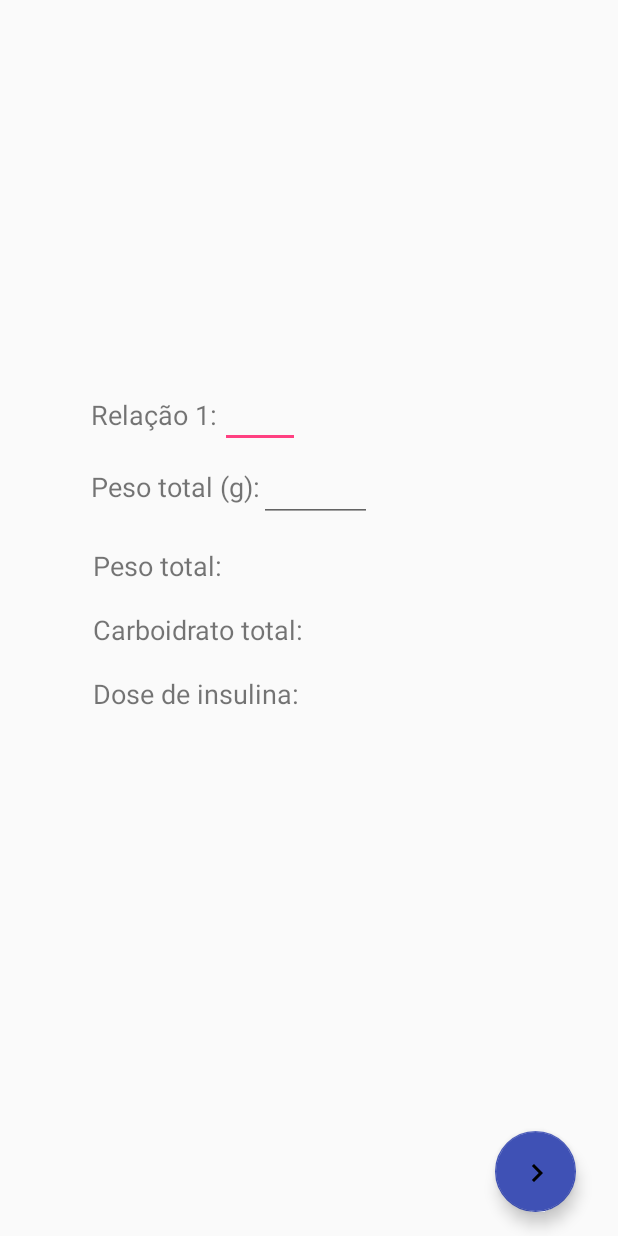
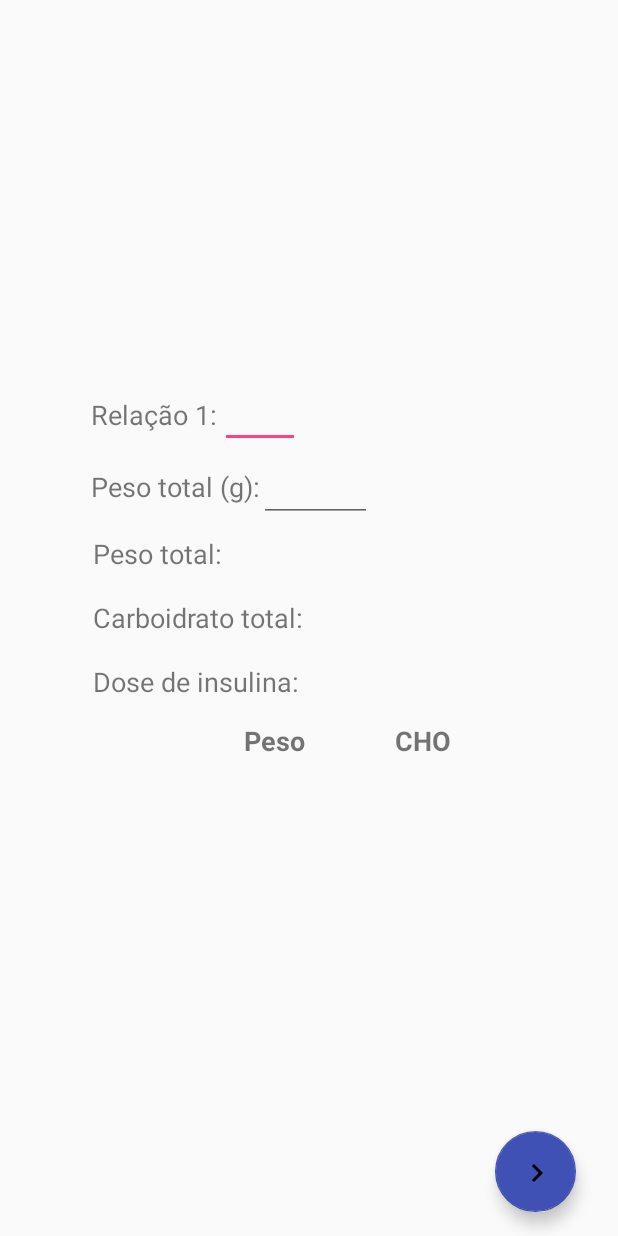
Before and after one commit to Bunoviske/diabetesLearningAndroid, an Android app: the DisplayDataActivity screen opened directly, with no data from a screen before it, on a phone screen of 412 x 824 dp. Run offline under Robolectric (Android 15) with nearby library versions, the light colour scheme and no system bars; 1 statement that could not run was skipped.

Commit message:
Ajustes no layout e atualizacao de listView mostrando o peso e CHO dos alimentos

```diff
--- a/app/src/main/AndroidManifest.xml
+++ b/app/src/main/AndroidManifest.xml
@@ -23,6 +23,7 @@
             android:name=".Activities.DisplayDataActivity"
             android:parentActivityName=".Activities.ImageActivity"
             android:allowBackup="true"
+            android:windowSoftInputMode="adjustPan"
             android:icon="@mipmap/ic_launcher"
             android:label="@string/app_name"
             android:theme="@style/AppTheme.NoActionBar">
--- a/app/src/main/java/com/example/bruno/diabeteslearning/Activities/DisplayDataActivity.java
+++ b/app/src/main/java/com/example/bruno/diabeteslearning/Activities/DisplayDataActivity.java
@@ -1,7 +1,7 @@
 package com.example.bruno.diabeteslearning.Activities;
 
-import android.app.ActionBar;
 import android.app.Activity;
+import android.graphics.Typeface;
 import android.os.Bundle;
 import android.support.design.widget.FloatingActionButton;
 import android.support.v7.widget.LinearLayoutManager;
@@ -10,16 +10,11 @@ import android.view.KeyEvent;
 import android.view.View;
 import android.view.inputmethod.EditorInfo;
 import android.widget.EditText;
-import android.widget.ImageButton;
 import android.widget.TextView;
 
 import com.example.bruno.diabeteslearning.Adapters.DataDisplayAdapter;
-import com.example.bruno.diabeteslearning.Adapters.FoodsListViewAdapter;
 import com.example.bruno.diabeteslearning.Carbohydrate.CarboDetector;
-import com.example.bruno.diabeteslearning.Carbohydrate.FoodRegion;
 import com.example.bruno.diabeteslearning.R;
-
-import java.util.ArrayList;
 
 public class DisplayDataActivity extends Activity {
 
@@ -38,11 +33,12 @@ public class DisplayDataActivity extends Activity {
                 getIntent().getIntegerArrayListExtra("selectedFoodsArea"));
 
         configListView();
-        setButton();
+        configButton();
         displayEmptyData();
 
         EditText weightEditText = findViewById(R.id.totalWeight);
         EditText carboRelEditText = findViewById(R.id.carboRelation);
+
 
         carboRelEditText.setOnEditorActionListener(new TextView.OnEditorActionListener() {
             @Override
@@ -81,9 +77,9 @@ public class DisplayDataActivity extends Activity {
     private void displayData() {
         TextView textView = findViewById(R.id.dataDisplayTextView);
 
-        String text = "Peso total: " + Math.round(carboDetector.getTotalFoodWeight()) + "\n\n";
+        String text = "Peso total: " + Math.round(carboDetector.getTotalFoodWeight()) + "g\n\n";
 
-        text += "Carboidrato total: " + Math.round(carboDetector.getTotalCarbo()) + "\n\n";
+        text += "Carboidrato total: " + Math.round(carboDetector.getTotalCarbo()) + "g\n\n";
         if (carboDetector.getInsulinCarboRelation() > 0) {
             text += "Dose de insulina: " + Math.round(carboDetector.getInsulinDose()) + "u\n\n";
         } else {
@@ -92,15 +88,14 @@ public class DisplayDataActivity extends Activity {
 
         mAdapter.notifyDataSetChanged(); //lista foi atualizada
 
-//        for (FoodRegion food: foods ) {
-//            text += food.foodName +" Peso: " + food.weight + "g Carboidrato: " + food.carbo +"g\n\n";
-//        }
-
 
         textView.setText(text);
     }
 
     private void displayEmptyData() {
+
+        setTableDescriptors();
+
         TextView textView = findViewById(R.id.dataDisplayTextView);
 
         String text = "Peso total: " + "\n\n";
@@ -111,7 +106,25 @@ public class DisplayDataActivity extends Activity {
 
     }
 
-    private void setButton() {
+    private void setTableDescriptors(){
+        View table = findViewById(R.id.tableDescriptors);
+        String text = "Alimento";
+        TextView descriptor = table.findViewById(R.id.foodDataDisplayTile);
+//        descriptor.setTypeface(null, Typeface.BOLD);
+//        descriptor.setText(text);
+
+        text = "Peso";
+        descriptor = table.findViewById(R.id.weightTile);
+        descriptor.setTypeface(null, Typeface.BOLD);
+        descriptor.setText(text);
+
+        text = "CHO";
+        descriptor = table.findViewById(R.id.carboTile);
+        descriptor.setTypeface(null, Typeface.BOLD);
+        descriptor.setText(text);
+    }
+
+    private void configButton() {
         FloatingActionButton imageButton = findViewById(R.id.nextPageButtonDisplayActivity);
         imageButton.setOnClickListener(new View.OnClickListener() {
             public void onClick(View v) {
--- a/app/src/main/java/com/example/bruno/diabeteslearning/Carbohydrate/CarboDetector.java
+++ b/app/src/main/java/com/example/bruno/diabeteslearning/Carbohydrate/CarboDetector.java
@@ -69,6 +69,7 @@ public class CarboDetector extends MealProperties{
             aux += (foods.get(i).foodDensity * foods.get(i).regionPixeis);
         }
         constant = totalFoodWeight/aux;
+        totalCarbo = 0;
 
         for(int i = 0; i < foods.size();i++){
             foods.get(i).weight = foods.get(i).foodDensity * foods.get(i).regionPixeis * constant;
--- a/app/src/main/java/com/example/bruno/diabeteslearning/UserIO/FoodsDialogList.java
+++ b/app/src/main/java/com/example/bruno/diabeteslearning/UserIO/FoodsDialogList.java
@@ -41,7 +41,7 @@ public class FoodsDialogList {
         allFoods.add("Arroz");
         allFoods.add("Feijao");
         allFoods.add("Carne");
-        allFoods.add("Salada");
+        allFoods.add("Saladaaaaaaaaaa");
 
         //TODO - SALVAR LISTA COM NOMES DOS ALIMENTOS DO FIREBASE
     }
--- a/app/src/main/res/layout/item_datadisplay_list_view.xml
+++ b/app/src/main/res/layout/item_datadisplay_list_view.xml
@@ -9,6 +9,7 @@
         android:layout_width="match_parent"
         android:layout_height="wrap_content"
         android:layout_weight="1"
+        android:textSize="18sp"
         />
 
     <TextView
@@ -16,12 +17,14 @@
         android:layout_width="match_parent"
         android:layout_height="wrap_content"
         android:layout_weight="1"
+        android:textSize="18sp"
         />
     <TextView
         android:id="@+id/carboTile"
         android:layout_width="match_parent"
         android:layout_height="wrap_content"
         android:layout_weight="1"
+        android:textSize="18sp"
         />
 
 </LinearLayout>
--- a/app/src/main/res/layout/item_foods_list_view.xml
+++ b/app/src/main/res/layout/item_foods_list_view.xml
@@ -19,6 +19,7 @@
         android:layout_width="wrap_content"
         android:layout_height="wrap_content"
         android:layout_weight="1"
-        android:text="TextView" />
+        android:text="TextView"
+        android:textSize="18sp" />
 
 </LinearLayout>
--- a/app/src/main/res/layout/show_carbohydrate_data.xml
+++ b/app/src/main/res/layout/show_carbohydrate_data.xml
@@ -10,12 +10,13 @@
     <TextView
         android:id="@+id/dataDisplayTextView"
         android:layout_width="302dp"
-        android:layout_height="147dp"
-        android:layout_marginBottom="312dp"
+        android:layout_height="137dp"
+        android:layout_marginBottom="330dp"
         android:layout_marginRight="48dp"
         android:textSize="18sp"
         app:layout_constraintBottom_toBottomOf="parent"
-        app:layout_constraintRight_toRightOf="parent" />
+        app:layout_constraintRight_toRightOf="parent"
+        />
 
     <EditText
         android:id="@+id/carboRelation"
@@ -87,5 +88,22 @@
         app:layout_constraintBottom_toBottomOf="parent"
         app:layout_constraintRight_toRightOf="parent" />
 
+    <LinearLayout
+        android:layout_width="302dp"
+        android:layout_height="147dp"
+        android:layout_marginBottom="195dp"
+        android:layout_marginRight="48dp"
+        app:layout_constraintBottom_toBottomOf="parent"
+        app:layout_constraintRight_toRightOf="parent">
+
+        <include
+            layout="@layout/item_datadisplay_list_view"
+            android:id="@+id/tableDescriptors"
+            />
+
+
+    </LinearLayout>
+
+
 
 </android.support.constraint.ConstraintLayout>
```
Also changed, not shown: app/src/main/java/com/example/bruno/diabeteslearning/Adapters/DataDisplayAdapter.java (+22 -12 lines).
